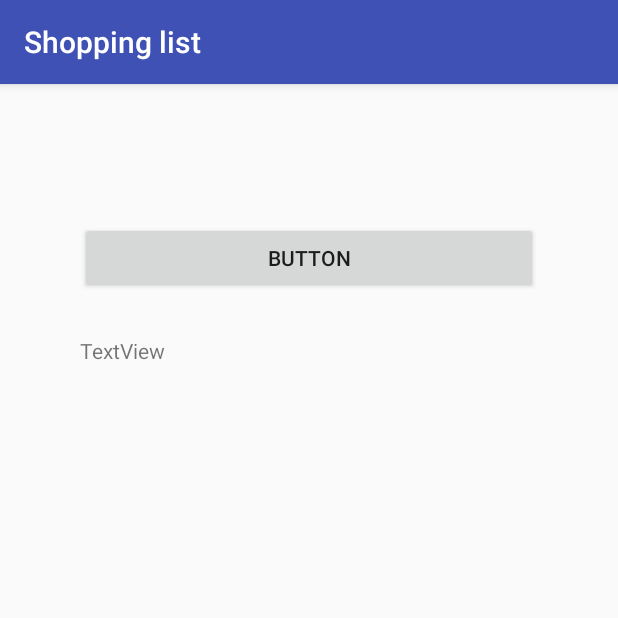
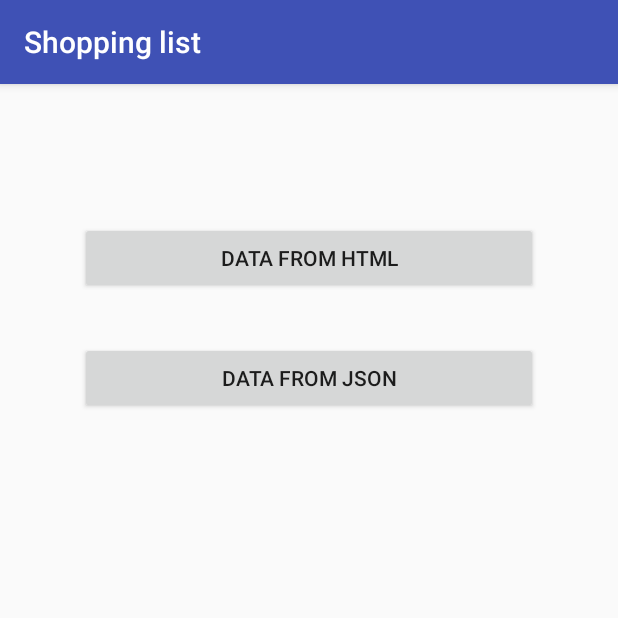
Before and after one commit to chris-bor/android-apps, an Android app: the ApiActivity screen opened directly, with no data from a screen before it, on a phone screen of 412 x 824 dp, the top half of it. Run offline under Robolectric (Android 15) with nearby library versions, the phone set to English and light mode, and no system bars; our stand-ins replace ButterKnife.

Commit message:
Change layout and add strings.

```diff
--- a/AndroidJavaApps/app/src/main/java/com/example/androidjavaapps/ApiActivity.java
+++ b/AndroidJavaApps/app/src/main/java/com/example/androidjavaapps/ApiActivity.java
@@ -16,10 +16,13 @@ public class ApiActivity extends AppCompatActivity {
 
     @BindView(R.id.progressBar)
     ProgressBar progressBar;
-    @BindView(R.id.button)
-    Button button;
-    @BindView(R.id.textView)
-    TextView textView;
+    @BindView(R.id.htmlDataButton)
+    Button htmlDataButton;
+    @BindView(R.id.resultTextView)
+    TextView resultTextView;
+    @BindView(R.id.jsonDataButton)
+    Button jsonDataButton;
+
 
     @Override
     protected void onCreate(Bundle savedInstanceState) {
@@ -27,7 +30,13 @@ public class ApiActivity extends AppCompatActivity {
         setContentView(R.layout.activity_api);
         ButterKnife.bind(this);
         progressBar.setVisibility(View.INVISIBLE);
-        button.setOnClickListener(new View.OnClickListener() {
+        htmlDataButton.setOnClickListener(new View.OnClickListener() {
+            @Override
+            public void onClick(View view) {
+                new ThreadClass().execute("URL", "URL2", "URL3");
+            }
+        });
+        jsonDataButton.setOnClickListener(new View.OnClickListener() {
             @Override
             public void onClick(View view) {
                 new ThreadClass().execute("URL", "URL2", "URL3");
@@ -39,7 +48,7 @@ public class ApiActivity extends AppCompatActivity {
         @Override // operates in user thread (main thread)
         protected void onPreExecute() {
             progressBar.setVisibility(View.VISIBLE);
-            textView.setText(""+System.currentTimeMillis());
+            resultTextView.setText("" + System.currentTimeMillis());
             super.onPreExecute();
         }
 
@@ -50,7 +59,7 @@ public class ApiActivity extends AppCompatActivity {
         }
 
         @Override  // operates in own thread
-        protected  Float doInBackground(String... params) {
+        protected Float doInBackground(String... params) {
             String url = params[0];
             String a = url;
             for (int i = 0; i < 100000; i++) {
@@ -64,7 +73,7 @@ public class ApiActivity extends AppCompatActivity {
         @Override
         protected void onPostExecute(Float f) {
             progressBar.setVisibility(View.INVISIBLE);
-            textView.setText(textView.getText() + " " +System.currentTimeMillis());
+            resultTextView.setText(resultTextView.getText() + " " + System.currentTimeMillis());
             super.onPostExecute(f);
         }
 
--- a/AndroidJavaApps/app/src/main/res/layout/activity_api.xml
+++ b/AndroidJavaApps/app/src/main/res/layout/activity_api.xml
@@ -19,22 +19,32 @@
         app:layout_constraintTop_toTopOf="parent" />
 
     <Button
-        android:id="@+id/button"
+        android:id="@+id/htmlDataButton"
         android:layout_width="0dp"
         android:layout_height="wrap_content"
         android:layout_marginTop="32dp"
-        android:text="Button"
+        android:text="@string/html_button"
         app:layout_constraintEnd_toEndOf="@+id/progressBar"
         app:layout_constraintStart_toStartOf="@+id/progressBar"
         app:layout_constraintTop_toBottomOf="@+id/progressBar" />
 
     <TextView
-        android:id="@+id/textView"
+        android:id="@+id/resultTextView"
+        android:layout_width="0dp"
+        android:layout_height="16dp"
+        android:layout_marginTop="32dp"
+        app:layout_constraintEnd_toEndOf="@+id/jsonDataButton"
+        app:layout_constraintStart_toStartOf="@+id/jsonDataButton"
+        app:layout_constraintTop_toBottomOf="@+id/jsonDataButton" />
+
+    <Button
+        android:id="@+id/jsonDataButton"
         android:layout_width="0dp"
         android:layout_height="wrap_content"
-        android:layout_marginTop="28dp"
-        android:text="TextView"
-        app:layout_constraintEnd_toEndOf="@+id/progressBar"
-        app:layout_constraintStart_toStartOf="@+id/progressBar"
-        app:layout_constraintTop_toBottomOf="@+id/button" />
+        android:layout_marginTop="32dp"
+        android:text="@string/json_button"
+        app:layout_constraintEnd_toEndOf="@+id/htmlDataButton"
+        app:layout_constraintHorizontal_bias="0.0"
+        app:layout_constraintStart_toStartOf="@+id/htmlDataButton"
+        app:layout_constraintTop_toBottomOf="@+id/htmlDataButton" />
 </androidx.constraintlayout.widget.ConstraintLayout>
--- a/AndroidJavaApps/app/src/main/res/values/strings.xml
+++ b/AndroidJavaApps/app/src/main/res/values/strings.xml
@@ -5,5 +5,7 @@
     <string name="draw_button">Draw</string>
     <string name="api_button">API</string>
     <string name="view_button">View</string>
+    <string name="html_button">Data from HTML</string>
+    <string name="json_button">Data from JSON</string>
     <string name="title_activity_shopping_list">ShoppingListActivity</string>
 </resources>
```
Also changed, not shown: 1 other file. Lines whose indentation alone changed are shown as unchanged.
